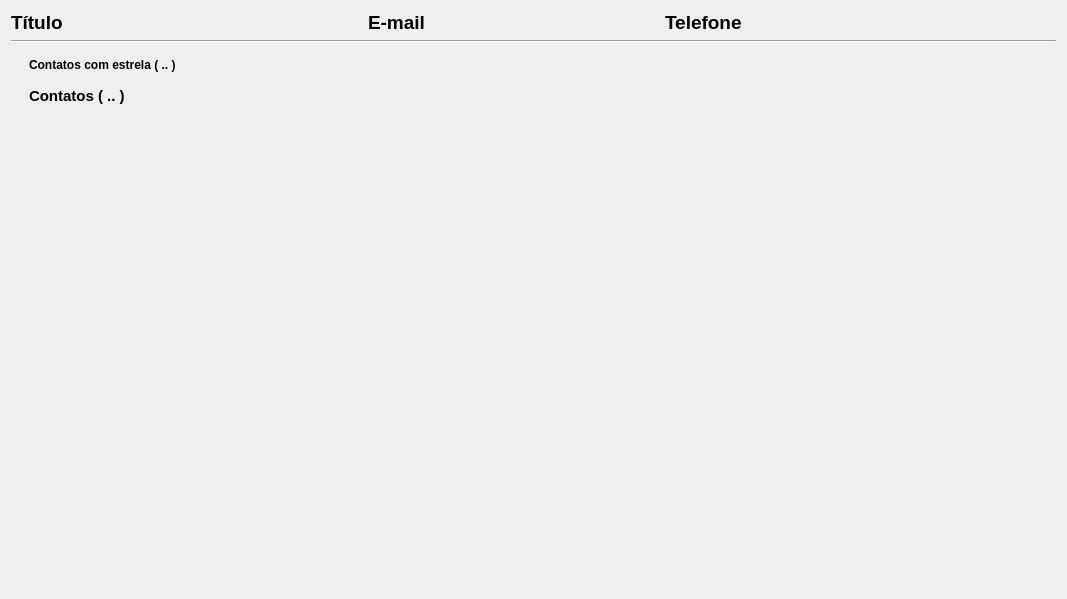
rafatosta/contatos, file view/contatos_page.ui: the form before one commit.
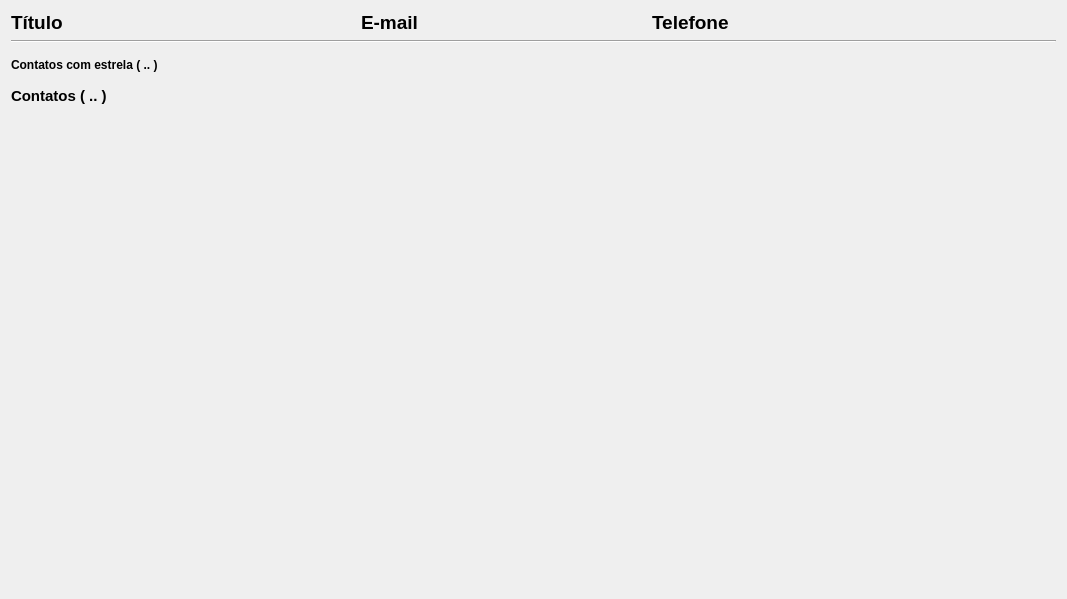
The form after the commit.

```diff
--- a/view/contatos_page.ui
+++ b/view/contatos_page.ui
@@ -26,7 +26,7 @@
        </property>
        <property name="sizeHint" stdset="0">
         <size>
-         <width>100</width>
+         <width>120</width>
          <height>20</height>
         </size>
        </property>
@@ -101,6 +101,9 @@
      <property name="frameShape">
       <enum>QFrame::NoFrame</enum>
      </property>
+     <property name="verticalScrollBarPolicy">
+      <enum>Qt::ScrollBarAlwaysOff</enum>
+     </property>
      <property name="widgetResizable">
       <bool>true</bool>
      </property>
@@ -120,6 +123,12 @@
        </sizepolicy>
       </property>
       <layout class="QVBoxLayout" name="verticalLayout_3">
+       <property name="leftMargin">
+        <number>0</number>
+       </property>
+       <property name="rightMargin">
+        <number>0</number>
+       </property>
        <item>
         <widget class="QWidget" name="fav_widget" native="true">
          <property name="sizePolicy">
@@ -130,11 +139,14 @@
          </property>
          <layout class="QVBoxLayout" name="verticalLayout">
           <property name="leftMargin">
-           <number>9</number>
+           <number>0</number>
           </property>
           <property name="topMargin">
            <number>0</number>
           </property>
+          <property name="rightMargin">
+           <number>0</number>
+          </property>
           <property name="bottomMargin">
            <number>0</number>
           </property>
@@ -169,6 +181,12 @@
           </sizepolicy>
          </property>
          <layout class="QVBoxLayout" name="verticalLayout_2">
+          <property name="leftMargin">
+           <number>0</number>
+          </property>
+          <property name="rightMargin">
+           <number>0</number>
+          </property>
           <item>
            <widget class="QLabel" name="label_contatos">
             <property name="font">
```
